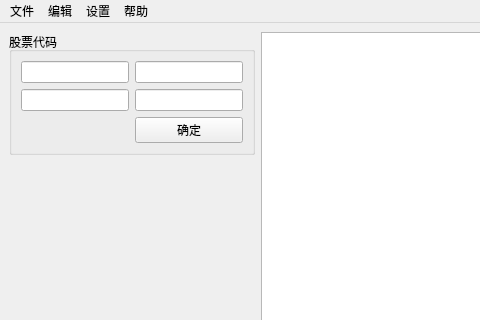
Old version of the form StockUI.ui in the repository yangjiameng/Stock_Monitoring; both pictures show x 0 to 480 and y 0 to 320 of the 800 by 600 pixel window.
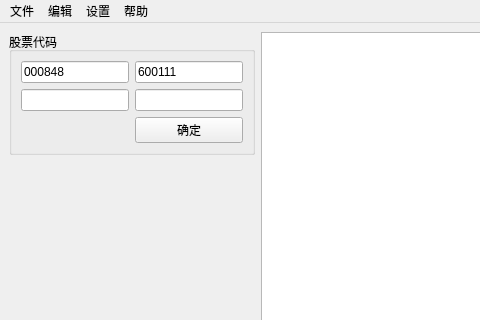
New version of the form.

```diff
--- a/StockUI.ui
+++ b/StockUI.ui
@@ -24,10 +24,21 @@
         </property>
         <layout class="QGridLayout" name="gridLayout">
          <item row="0" column="1">
-          <widget class="QLineEdit" name="lineEdit_2"/>
+          <widget class="QLineEdit" name="lineEdit_2">
+           <property name="text">
+            <string>600111</string>
+           </property>
+          </widget>
          </item>
          <item row="0" column="0">
-          <widget class="QLineEdit" name="lineEdit"/>
+          <widget class="QLineEdit" name="lineEdit">
+           <property name="inputMask">
+            <string/>
+           </property>
+           <property name="text">
+            <string>000848</string>
+           </property>
+          </widget>
          </item>
          <item row="1" column="1">
           <widget class="QLineEdit" name="lineEdit_4"/>
```
Left out of the diff: 2 changed lines with no effect on the pictures.
